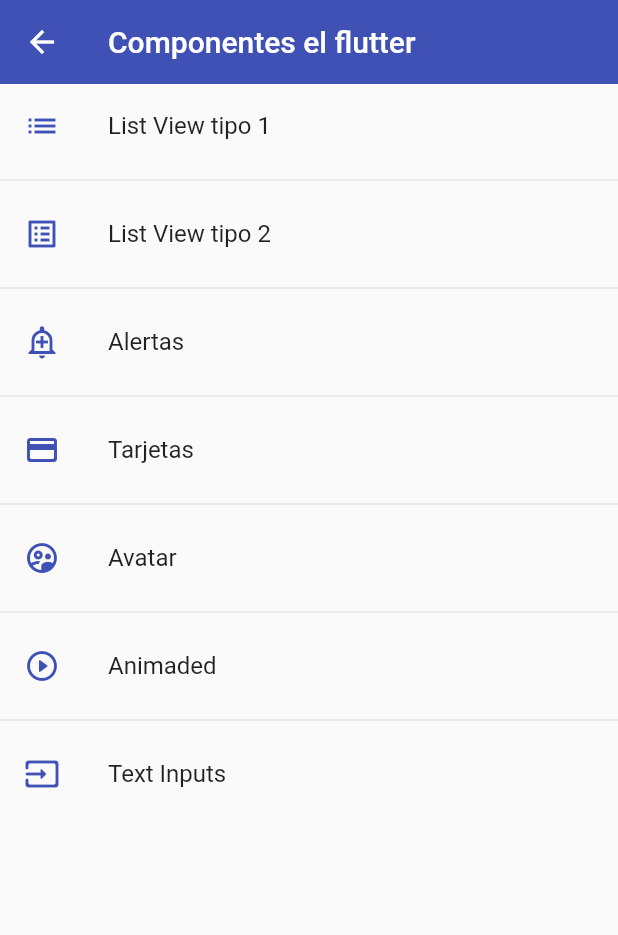
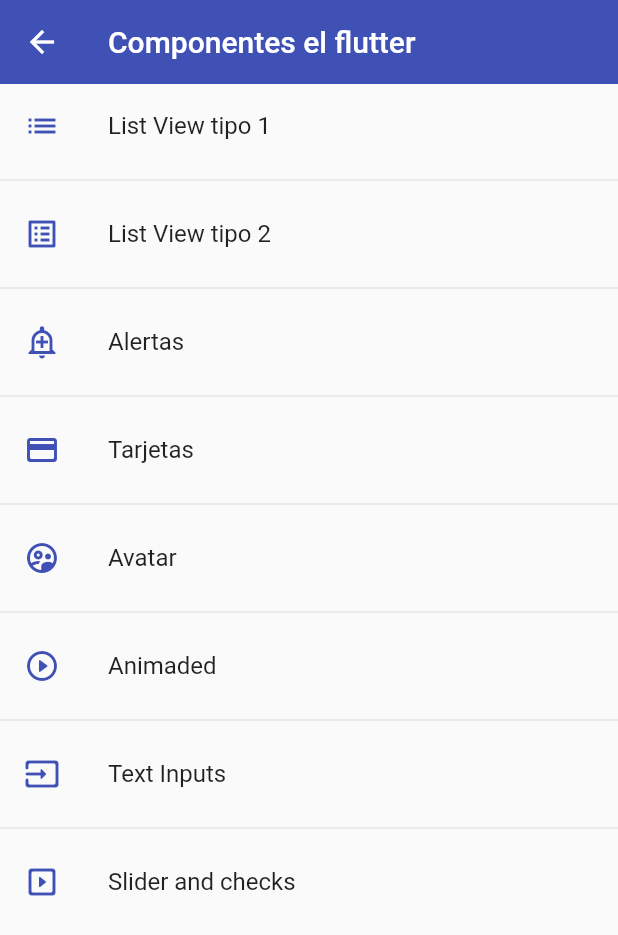
Before and after one commit to agupalavecino97/flutter_components, a Flutter app: the screen it shows after launch, on a phone screen of 412 x 824 dp. Shown: the top 935 px of the screen. Run offline on Flutter 3.47's test engine with Material 2 defaults, Android fonts, the light colour scheme and no system bars.

Commit message:
nueva pagina con un slider y una imagen adaptativa

```diff
--- a/lib/router/app_router.dart
+++ b/lib/router/app_router.dart
@@ -47,6 +47,11 @@
         name: 'Text Inputs',
         scren: const InputsScreen(),
         icon: Icons.input_rounded),
+    MenuOption(
+        route: '/slider',
+        name: 'Slider and checks',
+        scren: const SliderScreen(),
+        icon: Icons.slideshow_rounded),
   ];
 
   static Map<String, Widget Function(BuildContext)> getAppRoutes() {
--- a/lib/screens/screens.dart
+++ b/lib/screens/screens.dart
@@ -1,3 +1,4 @@
+export 'package:flutter_components/screens/slider_screen.dart';
 export 'package:flutter_components/screens/inputs_screen.dart';
 export 'package:flutter_components/screens/animated_screen.dart';
 export 'package:flutter_components/screens/avatar_screen.dart';
```
Also changed, not shown: lib/screens/slider_screen.dart (added, +43 -0 lines), assets/batman.png (added).
